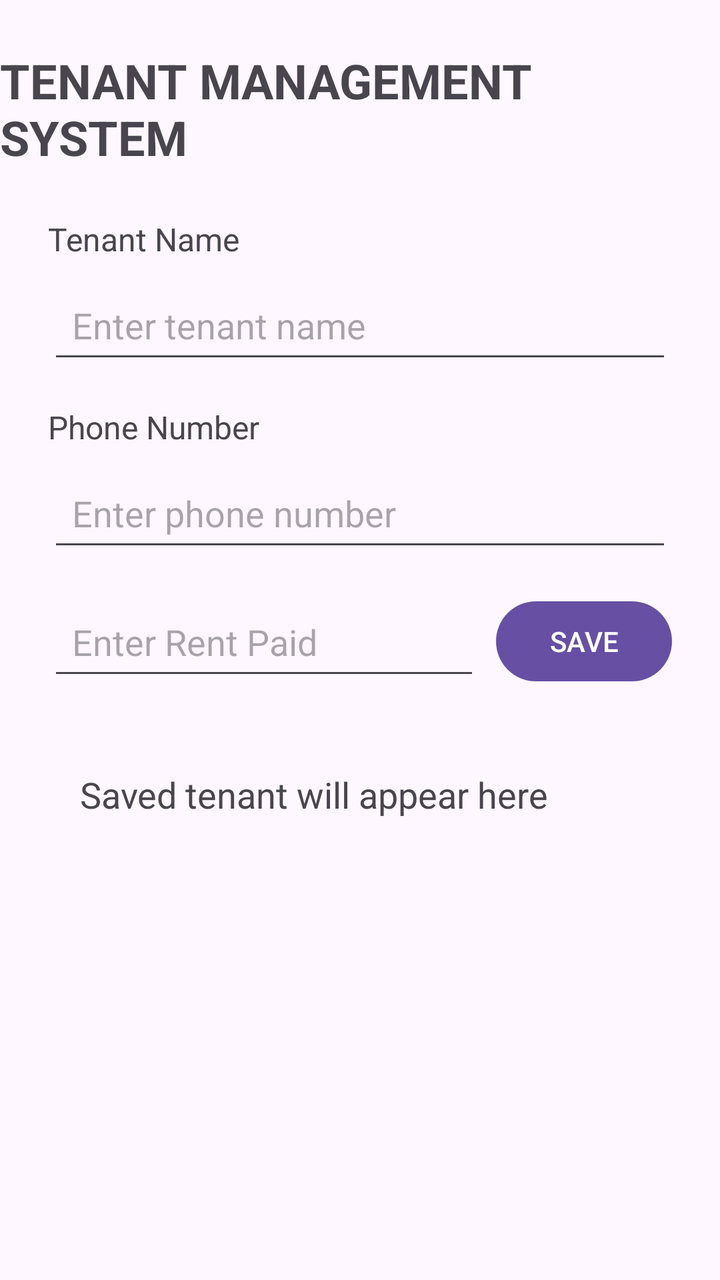
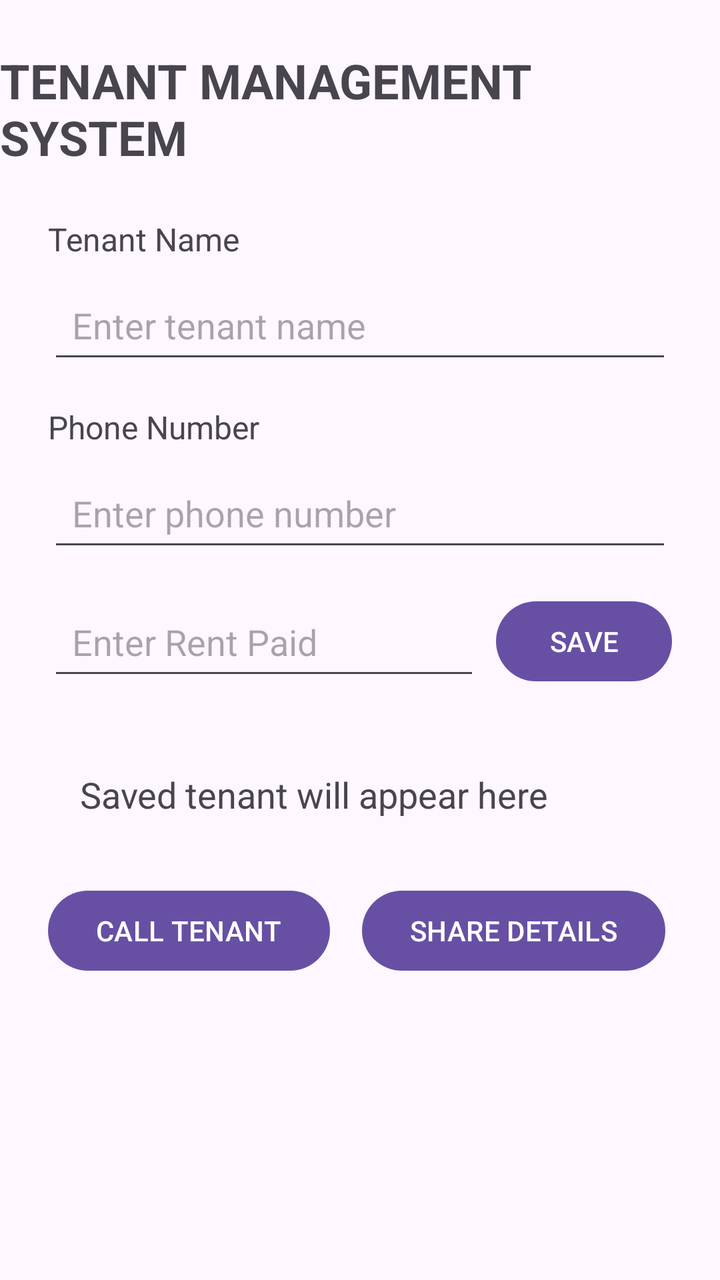

Compare the two renders of this Android layout. The source of the first and the diff that turns it into the second are given below.
<!-- AndroidManifest.xml: application theme Theme.TenantManagementSytem -->
<!-- res/layout/activity_main.xml -->
<?xml version="1.0" encoding="utf-8"?>
<androidx.constraintlayout.widget.ConstraintLayout
    xmlns:android="http://schemas.android.com/apk/res/android"
    xmlns:app="http://schemas.android.com/apk/res-auto"
    android:layout_width="match_parent"
    android:layout_height="match_parent">

    <TextView
        android:id="@+id/titleTextView"
        android:layout_width="wrap_content"
        android:layout_height="wrap_content"
        android:text="TENANT MANAGEMENT SYSTEM"
        android:textSize="24sp"
        android:textStyle="bold"
        android:layout_marginTop="24dp"
        app:layout_constraintTop_toTopOf="parent"
        app:layout_constraintStart_toStartOf="parent"
        app:layout_constraintEnd_toEndOf="parent" />

    <TextView
        android:id="@+id/tenantNameLabel"
        android:layout_width="wrap_content"
        android:layout_height="wrap_content"
        android:text="Tenant Name"
        android:textSize="16sp"
        android:layout_marginTop="24dp"
        android:layout_marginStart="24dp"
        app:layout_constraintTop_toBottomOf="@id/titleTextView"
        app:layout_constraintStart_toStartOf="parent" />

    <EditText
        android:id="@+id/tenantNameEditText"
        android:layout_width="0dp"
        android:layout_height="wrap_content"
        android:hint="Enter tenant name"
        android:minHeight="48dp"
        android:padding="12dp"
        android:layout_marginTop="8dp"
        android:layout_marginStart="24dp"
        android:layout_marginEnd="24dp"
        app:layout_constraintTop_toBottomOf="@id/tenantNameLabel"
        app:layout_constraintStart_toStartOf="parent"
        app:layout_constraintEnd_toEndOf="parent" />

    <TextView
        android:id="@+id/phoneLabel"
        android:layout_width="wrap_content"
        android:layout_height="wrap_content"
        android:text="Phone Number"
        android:textSize="16sp"
        android:layout_marginTop="16dp"
        android:layout_marginStart="24dp"
        app:layout_constraintTop_toBottomOf="@id/tenantNameEditText"
        app:layout_constraintStart_toStartOf="parent" />

    <EditText
        android:id="@+id/phoneEditText"
        android:layout_width="0dp"
        android:layout_height="wrap_content"
        android:hint="Enter phone number"
        android:inputType="phone"
        android:minHeight="48dp"
        android:padding="12dp"
        android:layout_marginTop="8dp"
        android:layout_marginStart="24dp"
        android:layout_marginEnd="24dp"
        app:layout_constraintTop_toBottomOf="@id/phoneLabel"
        app:layout_constraintStart_toStartOf="parent"
        app:layout_constraintEnd_toEndOf="parent" />

    <EditText
        android:id="@+id/rentEditText"
        android:layout_width="0dp"
        android:layout_height="wrap_content"
        android:hint="Enter Rent Paid"
        android:inputType="numberDecimal"
        android:minHeight="48dp"
        android:padding="12dp"
        android:layout_marginStart="24dp"
        android:layout_marginTop="16dp"
        android:layout_marginEnd="8dp"
        app:layout_constraintTop_toBottomOf="@id/phoneEditText"
        app:layout_constraintStart_toStartOf="parent"
        app:layout_constraintEnd_toStartOf="@id/saveButton" />

    <Button
        android:id="@+id/saveButton"
        android:layout_width="wrap_content"
        android:layout_height="wrap_content"
        android:text="SAVE"
        android:layout_marginEnd="24dp"
        app:layout_constraintTop_toTopOf="@id/rentEditText"
        app:layout_constraintEnd_toEndOf="parent" />

    <TextView
        android:id="@+id/tenantResultTextView"
        android:layout_width="0dp"
        android:layout_height="wrap_content"
        android:text="Saved tenant will appear here"
        android:textSize="18sp"
        android:padding="16dp"
        android:layout_margin="24dp"
        app:layout_constraintTop_toBottomOf="@id/rentEditText"
        app:layout_constraintStart_toStartOf="parent"
        app:layout_constraintEnd_toEndOf="parent" />

</androidx.constraintlayout.widget.ConstraintLayout>
<!-- resources referenced by this layout -->
<resources>
  <style name="Theme.TenantManagementSytem" parent="Base.Theme.TenantManagementSytem" />
  <style name="Base.Theme.TenantManagementSytem" parent="Theme.Material3.DayNight.NoActionBar">
          
          
      </style>
</resources>

<!-- the commit's change to res/layout/activity_main.xml (unified diff, before → after) -->
@@ -104,4 +104,26 @@
         app:layout_constraintStart_toStartOf="parent"
         app:layout_constraintEnd_toEndOf="parent" />
 
+    
+    <Button
+        android:id="@+id/callButton"
+        android:layout_width="wrap_content"
+        android:layout_height="wrap_content"
+        android:text="CALL TENANT"
+        android:layout_marginTop="16dp"
+        android:layout_marginStart="24dp"
+        app:layout_constraintTop_toBottomOf="@id/tenantResultTextView"
+        app:layout_constraintStart_toStartOf="parent" />
+    
+    <Button
+        android:id="@+id/shareButton"
+        android:layout_width="wrap_content"
+        android:layout_height="wrap_content"
+        android:text="SHARE DETAILS"
+        android:layout_marginTop="16dp"
+        android:layout_marginStart="16dp"
+        app:layout_constraintTop_toBottomOf="@id/tenantResultTextView"
+        app:layout_constraintStart_toEndOf="@id/callButton" />
+
+
 </androidx.constraintlayout.widget.ConstraintLayout>
